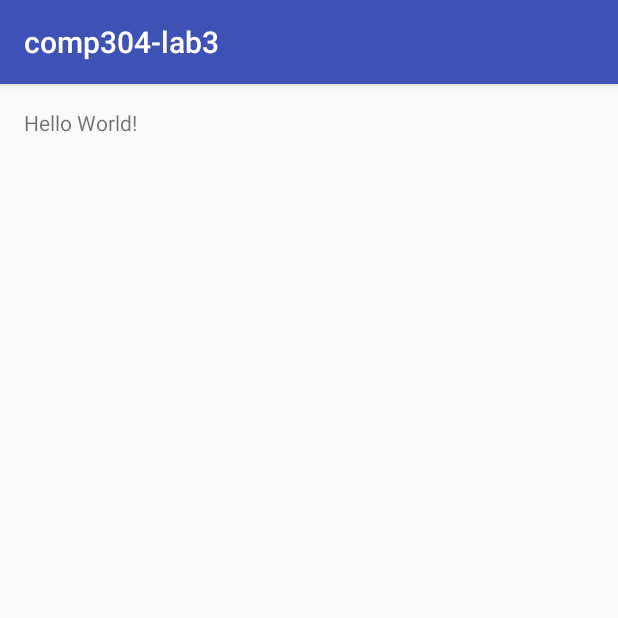
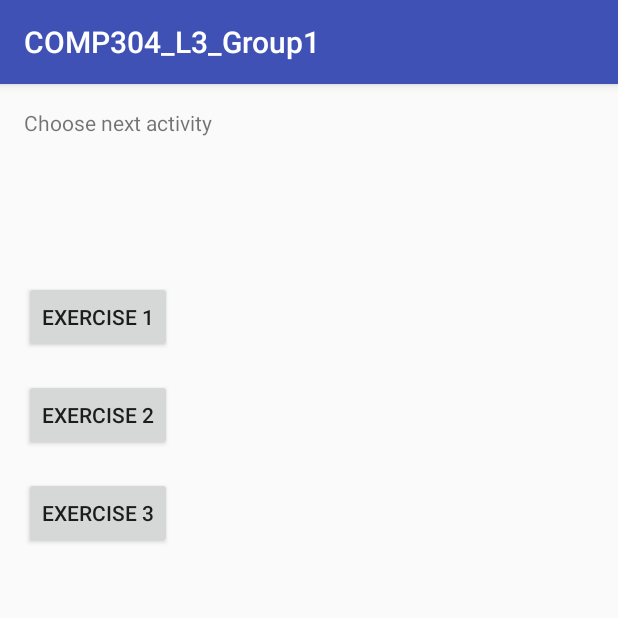
Before and after one commit to Riml/comp304-lab3, an Android app: the screen it shows after launch (MainActivity), on a phone screen of 412 x 824 dp, the top half of it. Run offline under Robolectric (Android 15) with nearby library versions, the phone set to English and light mode, and no system bars.

Commit message:
added exercise1

```diff
--- a/app/src/main/AndroidManifest.xml
+++ b/app/src/main/AndroidManifest.xml
@@ -15,6 +15,9 @@
                 <category android:name="android.intent.category.LAUNCHER" />
             </intent-filter>
         </activity>
+        <activity android:name=".Exercise1" />
+        <activity android:name=".Exercise2" />
+        <activity android:name=".Exercise3"></activity>
     </application>
 
 </manifest>
--- a/app/src/main/res/layout/activity_main.xml
+++ b/app/src/main/res/layout/activity_main.xml
@@ -11,7 +11,38 @@
     tools:context="com.comp304.group1.comp304_lab3.MainActivity">
 
     <TextView
+        android:id="@+id/textView"
         android:layout_width="wrap_content"
         android:layout_height="wrap_content"
-        android:text="Hello World!" />
+        android:text="@string/main_next_msg" />
+
+    <Button
+        android:text="@string/btn_e2_msg"
+        android:layout_width="wrap_content"
+        android:layout_height="wrap_content"
+        android:id="@+id/btnEx2"
+        android:layout_marginTop="17dp"
+        android:layout_below="@+id/btnEx1"
+        android:layout_alignParentStart="true"
+        android:onClick="ex2Click" />
+
+    <Button
+        android:text="@string/btn_e3_msg"
+        android:layout_width="wrap_content"
+        android:layout_height="wrap_content"
+        android:id="@+id/btnEx3"
+        android:layout_below="@+id/btnEx2"
+        android:layout_alignParentStart="true"
+        android:layout_marginTop="17dp"
+        android:onClick="ex3Click"/>
+
+    <Button
+        android:text="@string/btn_e1_msg"
+        android:layout_width="wrap_content"
+        android:layout_height="wrap_content"
+        android:id="@+id/btnEx1"
+        android:layout_marginTop="96dp"
+        android:layout_below="@+id/textView"
+        android:layout_alignParentStart="true"
+        android:onClick="ex1Click" />
 </RelativeLayout>
--- a/app/src/main/res/values/strings.xml
+++ b/app/src/main/res/values/strings.xml
@@ -1,3 +1,13 @@
 <resources>
-    <string name="app_name">comp304-lab3</string>
+    <string name="app_name">COMP304_L3_Group1</string>
+    <string name="main_next_msg">Choose next activity</string>
+    <string name="btn_e2_msg">Exercise 2</string>
+    <string name="btn_e3_msg">Exercise 3</string>
+    <string name="btn_e1_msg">Exercise 1</string>
+
+    <string-array name="rect_color_picker">
+        <item>Red</item>
+        <item>Black</item>
+        <item>Blue</item>
+    </string-array>
 </resources>
--- a/build.gradle
+++ b/build.gradle
@@ -5,7 +5,7 @@ buildscript {
         jcenter()
     }
     dependencies {
-        classpath 'com.android.tools.build:gradle:2.2.0'
+        classpath 'com.android.tools.build:gradle:2.2.2'
 
         // NOTE: Do not place your application dependencies here; they belong
         // in the individual module build.gradle files
```
Also changed, not shown: app/src/main/java/com/comp304/group1/comp304_lab3/Exercise1.java (added, +103 -0 lines), app/src/main/java/com/comp304/group1/comp304_lab3/Exercise2.java (added, +13 -0 lines), app/src/main/java/com/comp304/group1/comp304_lab3/Exercise3.java (added, +13 -0 lines), app/src/main/java/com/comp304/group1/comp304_lab3/MainActivity.java (+17 -0 lines), app/src/main/res/drawable/rectangle.xml (added, +8 -0 lines), app/src/main/res/layout/activity_exercise1.xml (added, +30 -0 lines), app/src/main/res/layout/activity_exercise2.xml (added, +13 -0 lines), app/src/main/res/layout/activity_exercise3.xml (added, +13 -0 lines).
